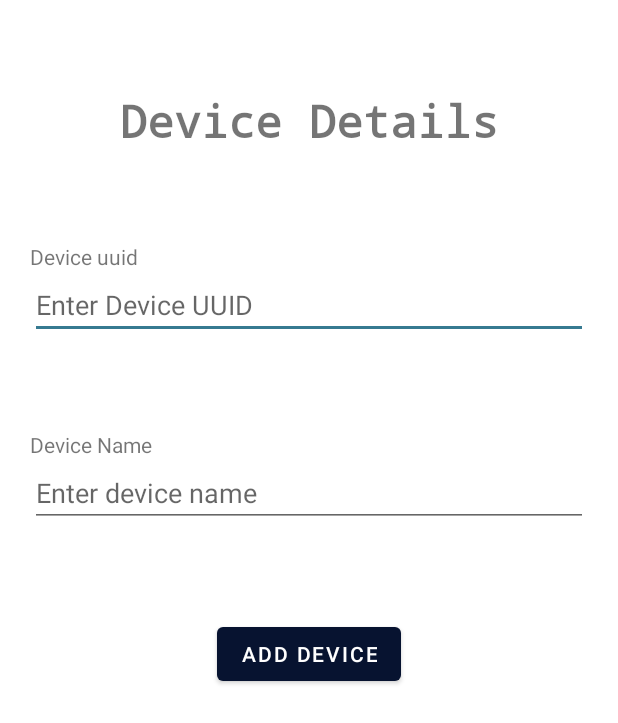
After one commit to sohomdatta1/iot-project, an Android app: the layout fragment_add_device.xml on its own in the app's theme, with its tools: preview values and no code run, on a phone screen of 412 x 824 dp. The commit adds this screen. Shown: the top 723 px of the screen. Run offline under Robolectric (Android 15) with nearby library versions, the phone set to English and light mode, and no system bars; network calls fail.

Commit message:
Add Device Working

```diff
--- a/WifiES/app/src/main/java/com/example/wifies/WifiESActivity.java
+++ b/WifiES/app/src/main/java/com/example/wifies/WifiESActivity.java
@@ -42,7 +42,7 @@ public class WifiESActivity extends AppCompatActivity {
 
         // menu should be considered as top level destinations.
         mAppBarConfiguration = new AppBarConfiguration.Builder(
-                R.id.nav_devices, R.id.nav_scan, R.id.nav_log)
+                R.id.nav_devices, R.id.nav_scan, R.id.nav_log, R.id.nav_add_device)
                 .setOpenableLayout(drawer)
                 .build();
         NavController navController = Navigation.findNavController(this, R.id.nav_host_fragment_content_wifi_es);
--- /dev/null
+++ b/WifiES/app/src/main/res/layout/fragment_add_device.xml
@@ -0,0 +1,88 @@
+<?xml version="1.0" encoding="utf-8"?>
+<androidx.constraintlayout.widget.ConstraintLayout xmlns:android="http://schemas.android.com/apk/res/android"
+    xmlns:app="http://schemas.android.com/apk/res-auto"
+    xmlns:tools="http://schemas.android.com/tools"
+    android:layout_width="match_parent"
+    android:layout_height="match_parent"
+    tools:context=".ui.devices.DevicesFragment">
+
+    <LinearLayout
+        android:layout_width="match_parent"
+        android:layout_height="match_parent"
+        android:orientation="vertical"
+        android:weightSum="10">
+
+        <LinearLayout
+            android:layout_width="wrap_content"
+            android:layout_height="wrap_content"
+            android:layout_weight="1">
+
+        </LinearLayout>
+
+        <TextView
+            android:layout_weight="1"
+            android:layout_width="match_parent"
+            android:layout_height="wrap_content"
+            android:text="Device Details"
+            android:textAlignment="center"
+            android:textSize="30dp"
+            android:fontFamily="monospace"
+            android:textStyle="bold"
+            />
+
+
+        <TextView
+            android:layout_width="match_parent"
+            android:layout_height="wrap_content"
+            android:text="Device uuid"
+            android:layout_marginHorizontal="20dp"/>
+
+        <EditText
+            android:id="@+id/device_uuid"
+            android:layout_width="match_parent"
+            android:layout_height="wrap_content"
+            android:hint="Enter Device UUID"
+            android:layout_marginHorizontal="20dp"/>
+
+        <LinearLayout
+            android:layout_weight="1"
+            android:layout_width="match_parent"
+            android:layout_height="wrap_content">
+        </LinearLayout>
+        <TextView
+            android:layout_width="match_parent"
+            android:layout_height="wrap_content"
+            android:text="Device Name"
+            android:layout_marginHorizontal="20dp"/>
+
+        <EditText
+            android:id="@+id/device_name"
+            android:layout_width="match_parent"
+            android:layout_height="wrap_content"
+            android:hint="Enter device name"
+            android:layout_marginHorizontal="20dp"/>
+        <LinearLayout
+            android:layout_width="match_parent"
+            android:layout_height="wrap_content"
+            android:layout_weight="1">
+
+        </LinearLayout>
+
+        <LinearLayout
+            android:layout_weight="1"
+            android:id="@+id/LinearLayout1"
+            android:layout_width="match_parent"
+            android:layout_height="wrap_content"
+            android:gravity="center_horizontal"
+            android:orientation="vertical" >
+
+            <Button
+                android:id="@+id/addDevice"
+                android:layout_width="wrap_content"
+                android:layout_height="wrap_content"
+                android:text="Add Device"/>
+        </LinearLayout>
+
+    </LinearLayout>
+
+</androidx.constraintlayout.widget.ConstraintLayout>
--- a/WifiES/app/src/main/res/menu/activity_wifi_es_drawer.xml
+++ b/WifiES/app/src/main/res/menu/activity_wifi_es_drawer.xml
@@ -16,5 +16,9 @@
             android:id="@+id/nav_log"
             android:icon="@drawable/ic_menu_camera"
             android:title="@string/menu_log" />
+        <item
+            android:id="@+id/nav_add_device"
+            android:icon="@drawable/ic_menu_camera"
+            android:title="@string/menu_add_device" />
     </group>
 </menu>
--- a/WifiES/app/src/main/res/navigation/mobile_navigation2.xml
+++ b/WifiES/app/src/main/res/navigation/mobile_navigation2.xml
@@ -22,4 +22,10 @@
         android:name="com.example.wifies.ui.scan.ScanFragment"
         android:label="@string/menu_log"
         tools:layout="@layout/fragment_log" />
+
+    <fragment
+        android:id="@+id/nav_add_device"
+        android:name="com.example.wifies.ui.addDevice.addDeviceFragment"
+        android:label="@string/menu_add_device"
+        tools:layout="@layout/fragment_add_device" />
 </navigation>
--- a/WifiES/app/src/main/res/values/strings.xml
+++ b/WifiES/app/src/main/res/values/strings.xml
@@ -22,5 +22,7 @@
     <string name="menu_scan">Scan</string>
     <string name="menu_devices">Devices</string>
     <string name="menu_log">Log</string>
+    <string name="menu_add_device">Add a device</string>
+    <string name="add_device_msg">Successfully added device</string>
     <string name="title_activity_wifi_es">WifiES</string>
 </resources>
```
Also changed, not shown: WifiES/app/src/main/java/com/example/wifies/ui/addDevice/addDeviceFragment.java (added, +129 -0 lines), WifiES/app/src/main/java/com/example/wifies/ui/addDevice/addDeviceViewModel.java (added, +19 -0 lines), WifiES/app/src/main/res/layout/fragment_devices.xml (+0 -12 lines), 2 other files.
